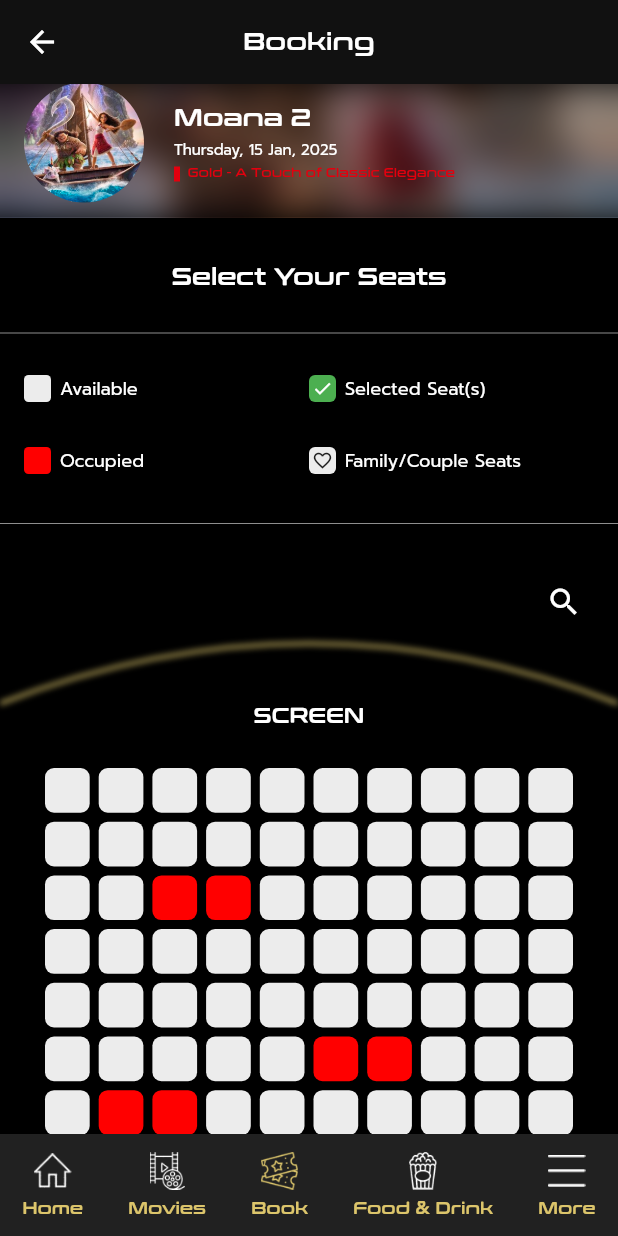
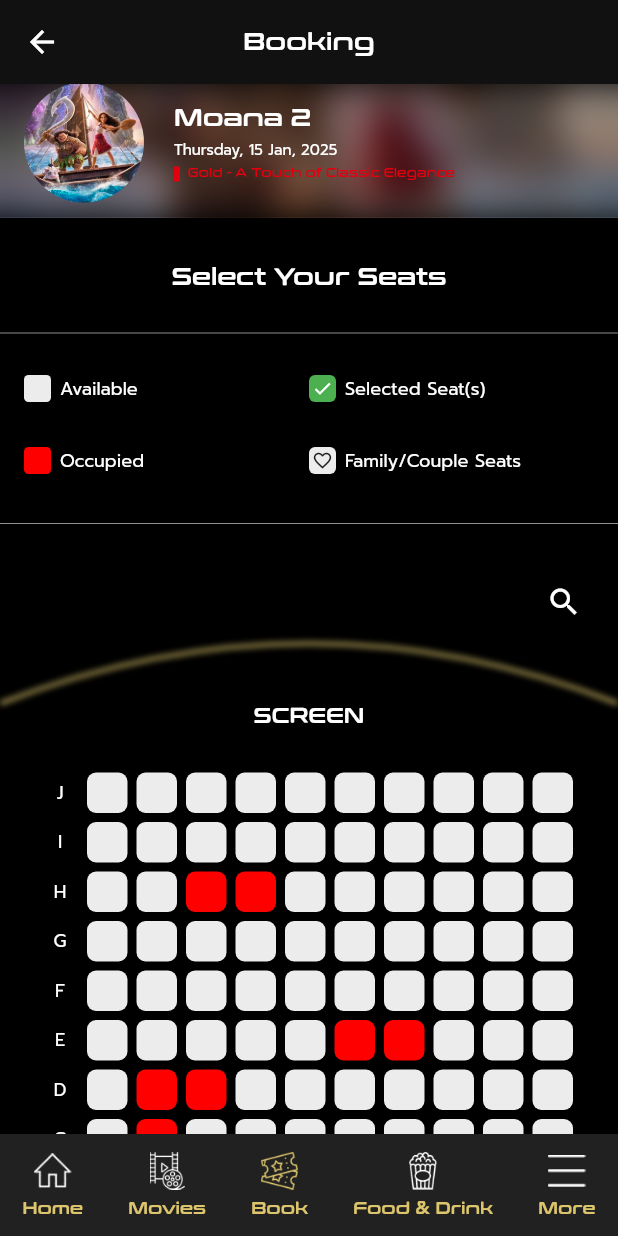
Before and after one commit to TharudiHS/JP-Cineplex-Mobile-App, a Flutter app: the Screen2Page screen opened directly, on a phone screen of 412 x 824 dp. Run offline on Flutter 3.47's test engine with Material 3 defaults, Android fonts, the phone set to English and light mode, and no system bars; our stand-ins replace flutter_svg.

```diff
--- a/lib/screens/screen2.dart
+++ b/lib/screens/screen2.dart
@@ -215,24 +215,104 @@ class _Screen2PageState extends State<Screen2Page> {
             const SizedBox(height: 20),
 
             //  SEAT GRID
-            GridView.builder(
+            Padding(
+              padding: const EdgeInsets.symmetric(horizontal: 30, vertical: 6),
+              child: Column(
+                children: List.generate(rows, (gridRow) {
+                  final int letterIndex = (rows - 1) - gridRow; // J..A
+                  final String rowLabel = String.fromCharCode(65 + letterIndex);
+
+                  // ----- A ROW: FAMILY / COUPLE
+                  if (rowLabel == 'A') {
+                    return Padding(
+                      padding: const EdgeInsets.symmetric(vertical: 6),
+                      child: Row(
+                        crossAxisAlignment: CrossAxisAlignment.center,
+                        children: [
+                          // Left-side row label
+                          SizedBox(
+                            width: 20,
+                            child: Text(
+                              'A',
+                              style: TextStyles.size12Promptwhite,
+                              textAlign: TextAlign.center,
+                            ),
+                          ),
+                          const SizedBox(width: 8),
+
+                          Expanded(
+                            child: Row(
+                              mainAxisAlignment: MainAxisAlignment.center,
+                              children: familySeats.map((code) {
+                                return Padding(
+                                  padding: const EdgeInsets.symmetric(
+                                    horizontal: 6,
+                                  ),
+                                  child: Container(
+                                    width: 52,
+                                    height: 30,
+                                    decoration: BoxDecoration(
+                                      color: AppColours.lightGrey,
+                                      borderRadius: BorderRadius.circular(6),
+                                      border: Border.all(
+                                        color: Colors.black.withOpacity(0.18),
+                                        width: 1,
+                                      ),
+                                    ),
+                                    child: const Center(
+                                      child: Icon(
+                                        Icons.favorite_border,
+                                        size: 18,
+                                        color: Colors.black87,
+                                      ),
+                                    ),
+                                  ),
+                                );
+                              }).toList(),
+                            ),
+                          ),
+                        ],
+                      ),
+                    );
+                  }
+
+                  return Padding(
+                    padding: const EdgeInsets.symmetric(vertical: 3),
+                    child: Row(
+                      crossAxisAlignment: CrossAxisAlignment.center,
+                      children: [
+                        // Left-side row label
+                        SizedBox(
+                          width: 20,
+                          child: Text(
+                            rowLabel,
+                            style: TextStyles.size12Promptwhite,
+                            textAlign: TextAlign.center,
+                          ),
+                        ),
+                        const SizedBox(width: 8),
+
+                        // Seats for this row
+                        Expanded(
+                          child: GridView.builder(
                             shrinkWrap: true,
                             physics: const NeverScrollableScrollPhysics(),
-              padding: const EdgeInsets.symmetric(horizontal: 30, vertical: 6),
-              gridDelegate: SliverGridDelegateWithFixedCrossAxisCount(
+                            gridDelegate:
+                                SliverGridDelegateWithFixedCrossAxisCount(
                                   crossAxisCount: cols,
                                   crossAxisSpacing: 6,
                                   mainAxisSpacing: 6,
                                   childAspectRatio: 1.0,
                                 ),
-              itemCount: (rows - 1) * cols,
-              itemBuilder: (context, index) {
-                final int gridRow = index ~/ cols;
-                final int col = index % cols;
+                            itemCount: cols,
+                            itemBuilder: (context, col) {
                               final String code = seatCodeForGrid(gridRow, col);
-
-                final bool isOccupied = occupiedSeats.contains(code);
-                final bool isSelected = selectedSeats.contains(code);
+                              final bool isOccupied = occupiedSeats.contains(
+                                code,
+                              );
+                              final bool isSelected = selectedSeats.contains(
+                                code,
+                              );
 
                               return GestureDetector(
                                 onTap: () {
@@ -268,27 +348,15 @@ class _Screen2PageState extends State<Screen2Page> {
                               );
                             },
                           ),
-            const SizedBox(height: 15),
-
-            //  FAMILY / COUPLE SEATS ROW
-            Transform.translate(
-              offset: const Offset(0, -8),
-              child: Padding(
-                padding: const EdgeInsets.symmetric(
-                  horizontal: 30,
-                  vertical: 6,
                         ),
-                child: Row(
-                  mainAxisAlignment: MainAxisAlignment.center,
-                  children: familySeats.map((code) {
-                    return Padding(
-                      padding: const EdgeInsets.symmetric(horizontal: 6),
-                      child: _familySeatTile(code),
+                      ],
+                    ),
                   );
-                  }).toList(),
+                }),
               ),
             ),
-            ),
+
+            const SizedBox(height: 15),
 
             //  SELECT SEATS BUTTON
             Padding(
@@ -334,21 +402,6 @@ class _Screen2PageState extends State<Screen2Page> {
       ],
     );
   }
-
-  Widget _familySeatTile(String code) {
-    return Container(
-      width: 52,
-      height: 30,
-      decoration: BoxDecoration(
-        color: AppColours.lightGrey,
-        borderRadius: BorderRadius.circular(6),
-        border: Border.all(color: Colors.black.withOpacity(0.18), width: 1),
-      ),
-      child: const Center(
-        child: Icon(Icons.favorite_border, size: 18, color: Colors.black87),
-      ),
-    );
-  }
 }
 
 // Golden curve painter (unchanged)
```
Lines whose indentation alone changed are shown as unchanged.
